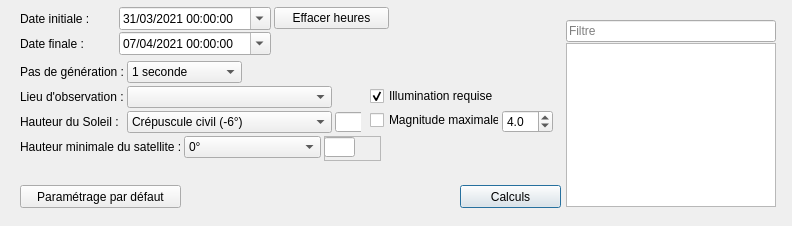
First picture: the form in src/interface/onglets/previsions/calculsprevisions.ui, repository mconsidine/previsat_archive, before the edit.
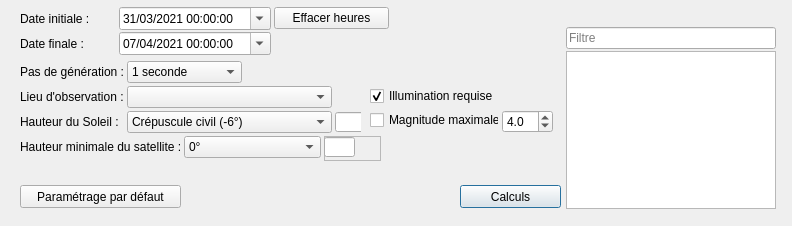
Second picture: the form after the edit.

```diff
--- a/src/interface/onglets/previsions/calculsprevisions.ui
+++ b/src/interface/onglets/previsions/calculsprevisions.ui
@@ -98,9 +98,9 @@
    <property name="geometry">
     <rect>
      <x>566</x>
-     <y>43</y>
+     <y>51</y>
      <width>210</width>
-     <height>164</height>
+     <height>158</height>
     </rect>
    </property>
    <property name="font">
@@ -706,7 +706,7 @@
    <property name="geometry">
     <rect>
      <x>566</x>
-     <y>20</y>
+     <y>27</y>
      <width>210</width>
      <height>22</height>
     </rect>
```
